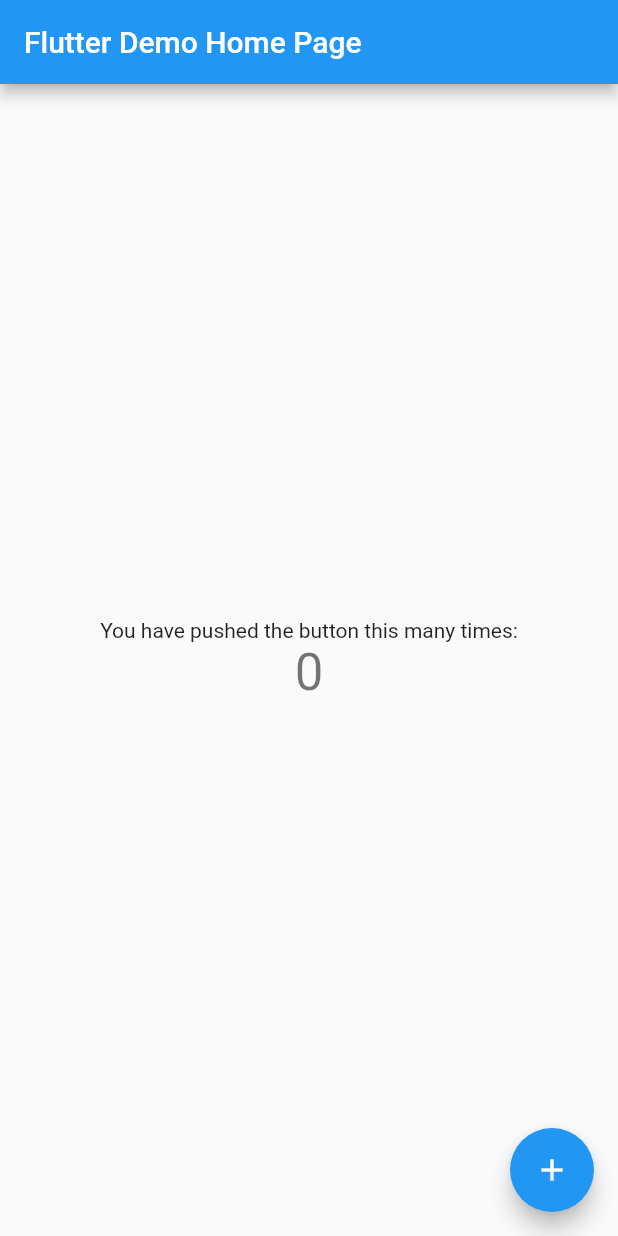
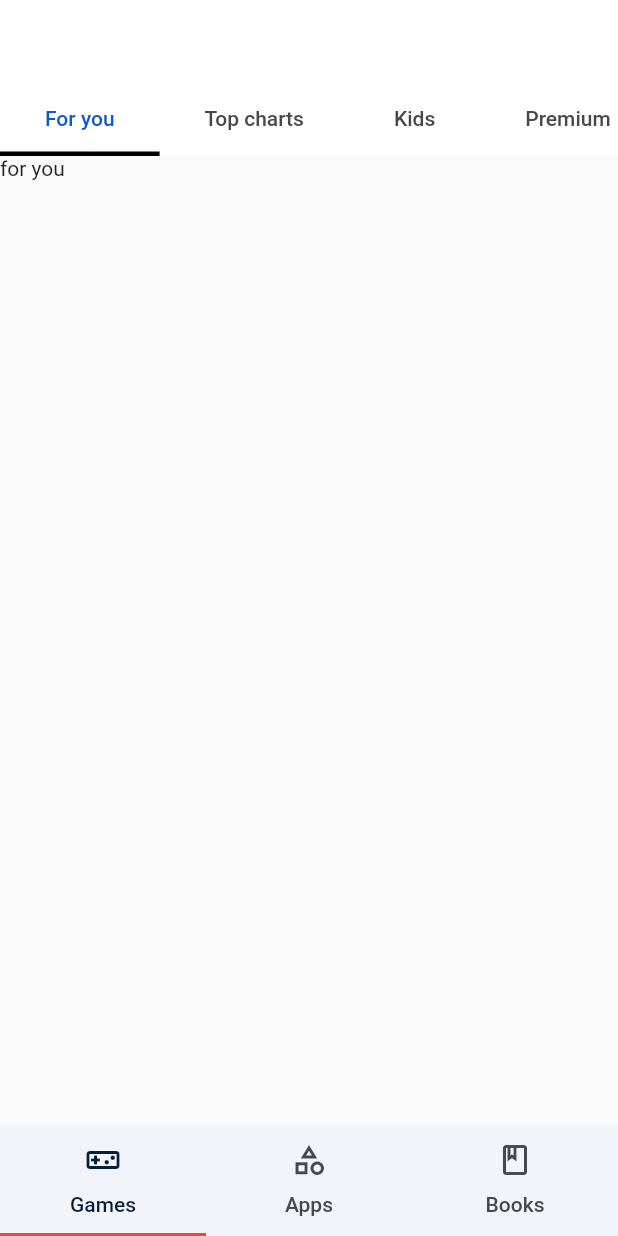
Before and after one commit to riqi3/playstore, a Flutter app: the screen it shows after launch, on a phone screen of 412 x 824 dp. Run offline on Flutter 3.47's test engine with Material 2 defaults, Android fonts, the phone set to English and light mode, and no system bars.

Commit message:
added initial bottom & top navigation

```diff
--- /dev/null
+++ b/lib/constants/colors.dart
@@ -0,0 +1,7 @@
+import 'package:flutter/material.dart';
+
+const Color iconColor = Color (0xFF051f3a);
+const Color iconBg = Color (0xFFc2e8ff);
+const Color botNavBarBg = Color (0xFFf3f4f9);
+const Color grey1 = Color (0xFF47484d);
+const Color highlight = Color (0xFF0e56d4);
--- a/lib/main.dart
+++ b/lib/main.dart
@@ -1,4 +1,5 @@
 import 'package:flutter/material.dart';
+import 'package:playstore/screens/homepage.dart';
 
 void main() {
   runApp(const MyApp());
@@ -22,9 +23,10 @@
         // or simply save your changes to "hot reload" in a Flutter IDE).
         // Notice that the counter didn't reset back to zero; the application
         // is not restarted.
-        primarySwatch: Colors.blue,
+        primarySwatch: Colors.red,
       ),
-      home: const MyHomePage(title: 'Flutter Demo Home Page'),
+      debugShowCheckedModeBanner: false,
+      home: HomepageScreen(),
     );
   }
 }
--- a/lib/screens/homepage.dart
+++ b/lib/screens/homepage.dart
@@ -1,4 +1,9 @@
 import 'package:flutter/material.dart';
+
+import '../constants/colors.dart';
+import 'tabs/AppTab.dart';
+import 'tabs/GameTab.dart';
+import 'tabs/BookTab.dart';
 
 class HomepageScreen extends StatefulWidget {
   const HomepageScreen({super.key});
@@ -7,9 +12,143 @@
   State<HomepageScreen> createState() => _HomepageScreenState();
 }
 
-class _HomepageScreenState extends State<HomepageScreen> {
+class _HomepageScreenState extends State<HomepageScreen>
+    with SingleTickerProviderStateMixin {
+  int botTab = 0;
+
+  TabController? _tabController;
+
+  @override
+  void initState() {
+    super.initState();
+
+    _tabController = TabController(length: 3, vsync: this, animationDuration: Duration.zero);
+  }
+
+  @override
+  void dispose() {
+    super.dispose();
+    _tabController!.dispose();
+  }
+
   @override
   Widget build(BuildContext context) {
-    return Container();
+    return Scaffold(
+      body: TabBarView(
+          controller: _tabController,
+          physics: NeverScrollableScrollPhysics(),
+          children: <Widget>[
+            GameTab(),
+            AppTab(),
+            BookTab(),
+
+          ]),
+      // body: Container(
+      //   child: pages.elementAt(botTab),
+      // ),
+      // body: NestedScrollView(
+      //   headerSliverBuilder: (BuildContext context, bool innerBoxIsScrolled) {
+      //     return <Widget>[
+      // SliverAppBar(
+      //   pinned: true,
+      //   floating: true,
+      //   title: Row(
+      //     children: [
+      //       const Text('s'),
+      //       Expanded(child: Container()),
+      //       const Icon(Icons.search),
+      //     ],
+      //   ),
+      //   bottom: TabBar(
+      //     controller: _tabController,
+      //     tabs: const <Widget>[
+      //       Tab(
+      //         child: Text('1'),
+      //       ),
+      //       Tab(
+      //         child: Text('2'),
+      //       ),
+      //       Tab(
+      //         child: Text('3'),
+      //       ),
+      //       Tab(
+      //         child: Text('4'),
+      //       ),
+      //     ],
+      //   ),
+      // ),
+      //     ];
+      //   },
+      //   body: TabBarView(
+      //     controller: _tabController,
+      //     children: const <Widget>[
+      //       Text('1 top'),
+      //       Text('2 top'),
+      //       Text('3 top'),
+      //       Text('4 top'),
+      //     ],
+      //   ),
+      //   // body: Container(
+      //   //   child: pages.elementAt(botTab),
+      //   // ),
+      // ),
+
+      bottomNavigationBar: Container(
+        color: botNavBarBg,
+        child: TabBar(
+          labelColor: iconColor,
+          controller: _tabController,
+          unselectedLabelColor: grey1,
+          tabs: <Widget>[
+            Tab(
+              icon: Icon(Icons.videogame_asset_outlined),
+              text: 'Games',
+            ),
+            Tab(
+              icon: Icon(Icons.category_outlined),
+              text: 'Apps',
+            ),
+            Tab(
+              icon: Icon(Icons.book_outlined),
+              text: 'Books',
+            ),
+          ],
+          onTap: tabOnTap,
+        ),
+      ),
+
+      // bottomNavigationBar: BottomNavigationBar(
+      //   fixedColor: iconColor,
+      //   items: const <BottomNavigationBarItem>[
+      //     BottomNavigationBarItem(
+      //       icon: Icon(Icons.videogame_asset_outlined),
+      //       label: 'Games',
+      //       activeIcon: Icon(Icons.videogame_asset_rounded),
+      //     ),
+      //     BottomNavigationBarItem(
+      //       icon: Icon(Icons.category_outlined),
+      //       label: 'Apps',
+      //       activeIcon: Icon(Icons.category_rounded),
+      //     ),
+      //     BottomNavigationBarItem(
+      //       icon: Icon(Icons.book_outlined),
+      //       label: 'Books',
+      //       activeIcon: Icon(Icons.book),
+      //     ),
+      //   ],
+      // currentIndex: botTab,
+      // onTap: tabOnTap,
+      // ),
+    );
+
+    // body: Container(
+    //   child: pages.elementAt(botTab),
+    // ),
+  }
+
+  void tabOnTap(int index) {
+    setState(() {
+      botTab = index;
+    });
   }
 }
--- /dev/null
+++ b/lib/screens/tabs/GameTab.dart
@@ -0,0 +1,89 @@
+import 'package:flutter/material.dart';
+import 'package:playstore/constants/colors.dart';
+
+class GameTab extends StatefulWidget {
+  const GameTab({super.key});
+
+  @override
+  State<GameTab> createState() => _TopTabBarState();
+}
+
+class _TopTabBarState extends State<GameTab>
+    with SingleTickerProviderStateMixin {
+  TabController? _tabController;
+
+  @override
+  void initState() {
+    super.initState();
+
+    _tabController = TabController(length: 5, vsync: this);
+  }
+
+  @override
+  void dispose() {
+    super.dispose();
+    _tabController!.dispose();
+  }
+
+  @override
+  Widget build(BuildContext context) {
+    return Scaffold(
+      body: NestedScrollView(
+        headerSliverBuilder: (BuildContext context, bool innerBoxIsScrolled) {
+          return <Widget>[
+            SliverAppBar(
+              backgroundColor: Colors.white,
+              pinned: true,
+              floating: true,
+              title: Row(
+                children: [
+                  const Text('s'),
+                  Expanded(child: Container()),
+                  const Icon(Icons.search),
+                ],
+              ),
+              bottom: TabBar(
+                isScrollable: true,
+                labelPadding: EdgeInsets.only(left: 30, right: 30),
+                controller: _tabController,
+                unselectedLabelColor: grey1,
+                indicatorColor: Colors.blue,
+                labelColor: highlight,
+                indicator: UnderlineTabIndicator(
+                  borderSide: BorderSide(width: 3.0),
+                ),
+                tabs: <Widget>[
+                  Tab(
+                    text: 'For you',
+                  ),
+                  Tab(
+                    text: 'Top charts',
+                  ),
+                  Tab(
+                    text: 'Kids',
+                  ),
+                  Tab(
+                    text: 'Premium',
+                  ),
+                  Tab(
+                    text: 'Categories',
+                  ),
+                ],
+              ),
+            ),
+          ];
+        },
+        body: TabBarView(
+          controller: _tabController,
+          children: <Widget>[
+            Text('for you'),
+            Text('top charts'),
+            Text('kids'),
+            Text('premium'),
+            Text('categories'),
+          ],
+        ),
+      ),
+    );
+  }
+}
--- a/pubspec.yaml
+++ b/pubspec.yaml
@@ -31,7 +31,6 @@
 dependencies:
   flutter:
     sdk: flutter
-
 
   # The following adds the Cupertino Icons font to your application.
   # Use with the CupertinoIcons class for iOS style icons.
```
Also changed, not shown: lib/screens/tabs/AppTab.dart (added, +73 -0 lines), lib/screens/tabs/BookTab.dart (added, +72 -0 lines).
